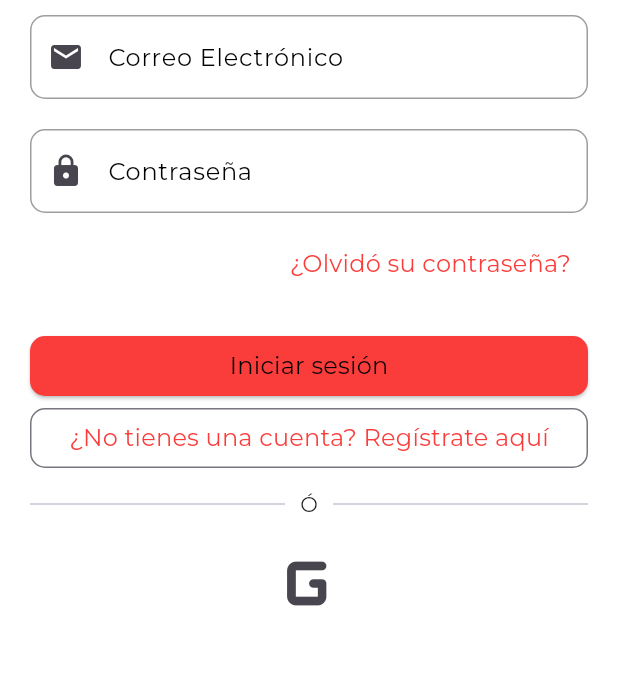
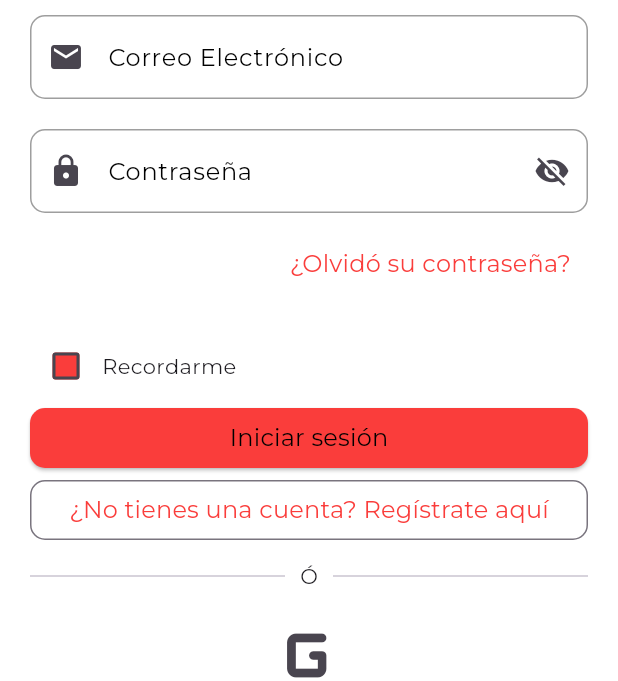
Before and after one commit to WolvenSoen/street_vendors, a Flutter app: the SignupScreen screen opened by its route, after a tap on "Registrarse", after a tap on "¿Ya tienes una cuenta? Inicia sesión", on a phone screen of 412 x 824 dp, the part 555-1236 px from its top. Run offline on Flutter 3.47's test engine with Material 3 defaults, Android fonts, the light colour scheme and no system bars; our stand-ins replace cloud_firestore, connectivity_plus, firebase_auth, firebase_core, flutter_native_splash, get and 5 more; accounts and stored records are empty; network calls fail.

Commit message:
EP Login & Google SignIn

```diff
--- a/lib/src/features/authentication/views/login/login.dart
+++ b/lib/src/features/authentication/views/login/login.dart
@@ -1,15 +1,18 @@
 import 'package:flutter/material.dart';
 import 'package:get/get.dart';
-import 'package:street_vendors/src/common/components/bottom_nav_menu.dart';
 import 'package:street_vendors/src/utils/constants/text_strings.dart';
 import 'package:street_vendors/src/utils/helpers/helpers.dart';
+import 'package:street_vendors/src/utils/validators/validators.dart';
+
+import '../../../../utils/constants/colors.dart';
+import '../../controllers/login/login_controller.dart';
 
 class LoginScreen extends StatelessWidget {
   const LoginScreen({super.key});
 
   @override
   Widget build(BuildContext context) {
-
+    final controller = Get.put(LoginController());
     final dark = Helpers.isDarkMode(context);
 
     return Scaffold(
@@ -19,32 +22,52 @@ class LoginScreen extends StatelessWidget {
         child: Column(
           children: [
             const SizedBox(height: 50),
+
             /// Logo
             Column(
               crossAxisAlignment: CrossAxisAlignment.center,
               children: [
-                  Image(image: AssetImage(dark? TextStrings.LogoDarkXL : TextStrings.LogoLightXL), height: 300),
+                Image(
+                    image: AssetImage(dark
+                        ? TextStrings.LogoDarkXL
+                        : TextStrings.LogoLightXL),
+                    height: 300),
               ],
             ),
 
             /// Form
-              Form(child: Padding(
+            Form(
+              key: controller.loginFormKey,
+                child: Padding(
                     padding: const EdgeInsets.symmetric(vertical: 10),
-                  child: Column(
-                    children: [
+                    child: Column(children: [
                       /// Email
                       TextFormField(
+                        validator: (value) => Validators.emailValidator(value),
+                        controller: controller.email,
                         decoration: const InputDecoration(
                           prefixIcon: Icon(Icons.email),
                           labelText: 'Correo Electrónico',
                         ),
                       ),
                       const SizedBox(height: 20),
+
                       /// Password
-                      TextFormField(
-                        decoration: const InputDecoration(
+                      Obx(
+                        () => TextFormField(
+                          controller: controller.password,
+                          validator: (value) => Validators.validateEmptyField(value, 'Contraseña'),
+                          obscureText: controller.hidePassword.value,
+                          decoration: InputDecoration(
                             prefixIcon: Icon(Icons.lock),
+                            suffixIcon: IconButton(
+                              icon: Icon(controller.hidePassword.value ? Icons.visibility_off : Icons.visibility),
+                              onPressed: () {
+                                controller.hidePassword.value = !controller.hidePassword.value;
+                              },
+                            ),
                             labelText: 'Contraseña',
+                          ),
                         ),
                       ),
                       const SizedBox(height: 10),
@@ -58,14 +81,31 @@ class LoginScreen extends StatelessWidget {
                         ),
                       ),
                       const SizedBox(height: 20),
+
+                      /// Remember Me
+                      Row(
+                        children: [
+                          Obx(() => Checkbox(
+                              checkColor: dark ? AppColors.dark : AppColors.light,
+                              fillColor: MaterialStateProperty.all(
+                                  dark ? AppColors.primaryColor : AppColors.primaryColor),
+                              value: controller.rememberMe.value,
+                              onChanged: (value) {
+                                controller.rememberMe.value = !controller.rememberMe.value;
+                              })),
+                          const Text('Recordarme'),
+                        ],
+                      ),
+
                       /// Login Button
                       SizedBox(
                         width: double.infinity,
                         child: ElevatedButton(
-                          onPressed: () => Get.to(() => const NavigationMenu()),
+                          onPressed: () => controller.login(),
                           child: const Text('Iniciar sesión'),
                         ),
                       ),
+
                       /// Register Button
                       SizedBox(
                         width: double.infinity,
@@ -76,8 +116,7 @@ class LoginScreen extends StatelessWidget {
                           child: const Text('¿No tienes una cuenta? Regístrate aquí'),
                         ),
                       ),
-                    ]
-                  ),
+                    ]),
                   )
             ),
 
@@ -96,13 +135,17 @@ class LoginScreen extends StatelessWidget {
             /// Social Media Buttons
             Column(
               children: [
-                    IconButton(onPressed: (){}, icon: Icon(Icons.g_mobiledata_rounded), iconSize: 70),
+                IconButton(
+                    onPressed: () {
+                      controller.loginWithGoogle();
+                    },
+                    icon: Icon(Icons.g_mobiledata_rounded),
+                    iconSize: 70),
               ],
             ),
           ],
         ),
       ),
-      )
-    );
+    ));
   }
 }
--- a/lib/src/utils/constants/colors.dart
+++ b/lib/src/utils/constants/colors.dart
@@ -4,4 +4,30 @@ class AppColors {
   AppColors._();
 
   static const Color primaryColor = Color(0xFFFA3D3B);
+  static const Color secondaryColor = Color(0xFFC6C6C6);
+
+  static const Color dark = Color(0xFF000000);
+  static const Color light = Color(0xFFFFFFFF);
+
+  static const Color darkGrey = Color(0xFF333333);
+
+  static const Color lightGrey = Color(0xFFE5E5E5);
+
+  static const Color darkGrey2 = Color(0xFF4F4F4F);
+
+  static const Color lightGrey2 = Color(0xFFBDBDBD);
+
+  static const Color darkGrey3 = Color(0xFF828282);
+
+  static const Color lightGrey3 = Color(0xFFF2F2F2);
+
+  static const Color darkGrey4 = Color(0xFF6E6E6E);
+
+  static const Color lightGrey4 = Color(0xFFD9D9D9);
+
+  static const Color darkGrey5 = Color(0xFFA9A9A9);
+
+  static const Color lightGrey5 = Color(0xFFE0E0E0);
+
+
 }
--- a/pubspec.yaml
+++ b/pubspec.yaml
@@ -32,6 +32,7 @@ dependencies:
   firebase_core: ^2.26.0
   firebase_auth: ^4.14.0
   cloud_firestore: ^4.13.1
+  google_sign_in: ^6.2.1
 
 
 dev_dependencies:
```
Also changed, not shown: lib/src/data/repositories/authentication/authentication_repository.dart (+42 -0 lines), lib/src/features/authentication/controllers/login/login_controller.dart (added, +104 -0 lines), lib/src/features/profile/controllers/user_controller.dart (added, +40 -0 lines), lib/src/utils/exceptions/firebase_exceptions.dart (added, +30 -0 lines), lib/src/utils/exceptions/format_exceptions.dart (added, +36 -0 lines), lib/src/utils/exceptions/platform_exceptions.dart (added, +30 -0 lines), pubspec.lock, 2 other files. Lines whose indentation alone changed are shown as unchanged.
